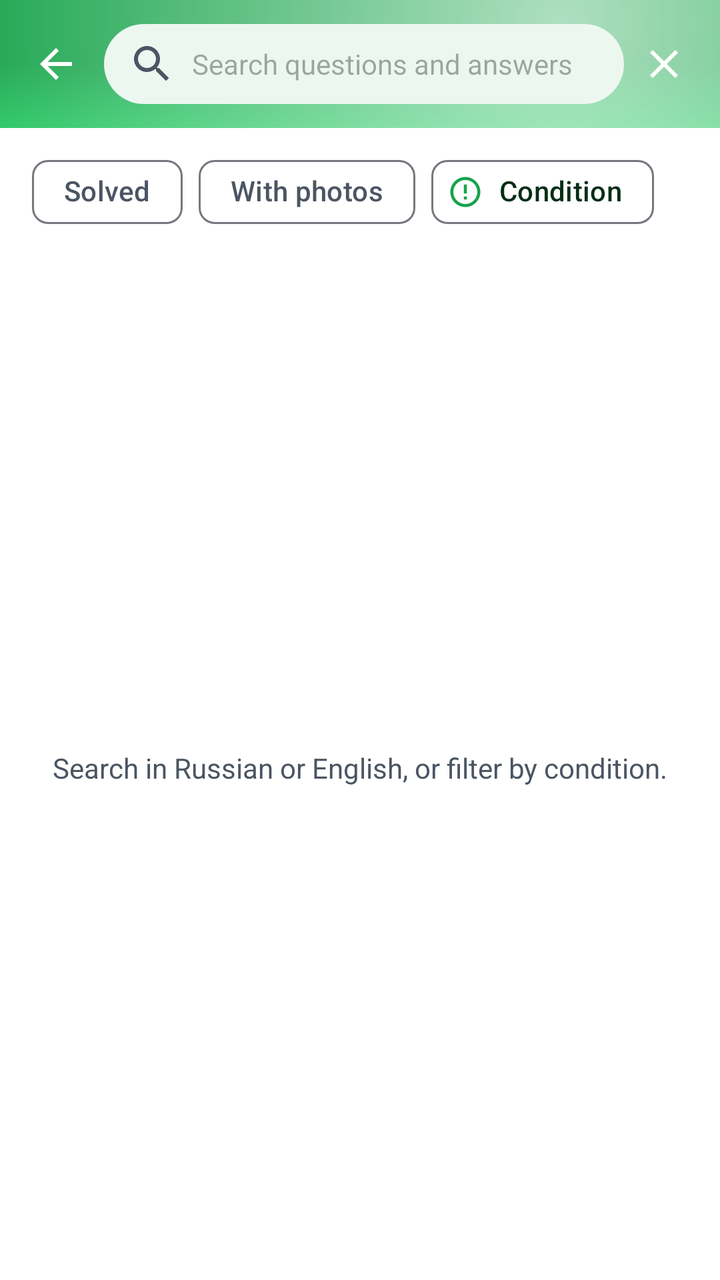
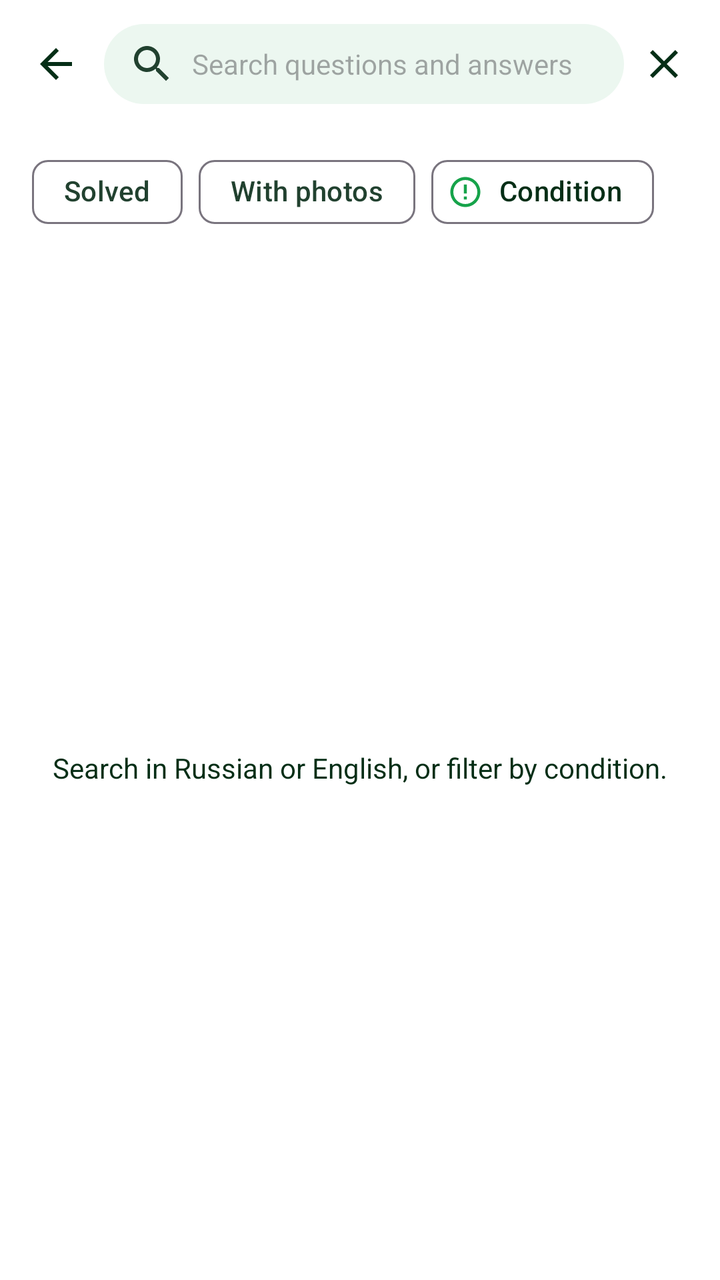

Compare the two renders of this Android layout. The source of the first and the diff that turns it into the second are given below.
<!-- AndroidManifest.xml: application theme Theme.PlantDiseases -->
<!-- res/layout/activity_forum_search.xml -->
<?xml version="1.0" encoding="utf-8"?>
<LinearLayout xmlns:android="http://schemas.android.com/apk/res/android"
    xmlns:app="http://schemas.android.com/apk/res-auto"
    android:layout_width="match_parent"
    android:layout_height="match_parent"
    android:background="@color/background"
    android:orientation="vertical">

    <LinearLayout
        android:id="@+id/search_bar"
        android:layout_width="match_parent"
        android:layout_height="wrap_content"
        android:minHeight="?attr/actionBarSize"
        android:background="@drawable/bg_toolbar_gradient"
        android:gravity="center_vertical"
        android:orientation="horizontal"
        android:paddingHorizontal="@dimen/space_sm">

        <ImageButton
            android:id="@+id/btn_back"
            android:layout_width="40dp"
            android:layout_height="40dp"
            android:background="?attr/selectableItemBackgroundBorderless"
            android:contentDescription="@string/forum_back"
            android:src="@drawable/ic_back"
            app:tint="@color/toolbar_title" />

        <EditText
            android:id="@+id/et_query"
            android:layout_width="0dp"
            android:layout_height="wrap_content"
            android:layout_marginStart="@dimen/space_xs"
            android:layout_weight="1"
            android:background="@drawable/bg_forum_badge"
            android:drawablePadding="@dimen/space_sm"
            android:hint="@string/forum_search_hint"
            android:imeOptions="actionSearch"
            android:importantForAutofill="no"
            android:inputType="text"
            android:maxLength="200"
            android:paddingHorizontal="@dimen/space_md"
            android:paddingVertical="@dimen/space_sm"
            android:singleLine="true"
            android:textSize="@dimen/text_body"
            app:drawableStartCompat="@drawable/ic_search"
            app:drawableTint="@color/on_surface_secondary" />

        <ImageButton
            android:id="@+id/btn_clear"
            android:layout_width="40dp"
            android:layout_height="40dp"
            android:background="?attr/selectableItemBackgroundBorderless"
            android:contentDescription="@string/forum_clear_search"
            android:src="@drawable/ic_close"
            app:tint="@color/toolbar_title" />

    </LinearLayout>

    <HorizontalScrollView
        android:layout_width="match_parent"
        android:layout_height="wrap_content"
        android:scrollbars="none">

        <com.google.android.material.chip.ChipGroup
            android:layout_width="wrap_content"
            android:layout_height="wrap_content"
            android:paddingHorizontal="@dimen/content_gutter"
            android:paddingVertical="@dimen/space_sm"
            app:chipSpacingHorizontal="@dimen/space_sm"
            app:singleLine="true">

            <com.google.android.material.chip.Chip
                android:id="@+id/chip_solved"
                style="@style/Widget.Material3.Chip.Filter"
                android:layout_width="wrap_content"
                android:layout_height="wrap_content"
                android:text="@string/forum_filter_solved"
                app:chipBackgroundColor="@color/chip_bg_color" />

            <com.google.android.material.chip.Chip
                android:id="@+id/chip_photos"
                style="@style/Widget.Material3.Chip.Filter"
                android:layout_width="wrap_content"
                android:layout_height="wrap_content"
                android:text="@string/forum_filter_photos"
                app:chipBackgroundColor="@color/chip_bg_color" />

            <com.google.android.material.chip.Chip
                android:id="@+id/chip_condition"
                style="@style/Widget.Material3.Chip.Assist"
                android:layout_width="wrap_content"
                android:layout_height="wrap_content"
                android:text="@string/forum_filter_condition"
                app:chipIcon="@drawable/ic_disease"
                app:chipIconTint="@color/primary" />

        </com.google.android.material.chip.ChipGroup>

    </HorizontalScrollView>

    <com.google.android.material.card.MaterialCardView
        android:id="@+id/card_scan_search"
        style="@style/App.GlassCard"
        android:layout_width="match_parent"
        android:layout_height="wrap_content"
        android:layout_marginHorizontal="@dimen/space_lg"
        android:layout_marginBottom="@dimen/space_sm"
        android:clickable="true"
        android:focusable="true"
        android:visibility="gone"
        app:cardBackgroundColor="@color/neutral_blue_bg">

        <LinearLayout
            android:layout_width="match_parent"
            android:layout_height="wrap_content"
            android:gravity="center_vertical"
            android:orientation="horizontal">

            <ImageView
                android:layout_width="28dp"
                android:layout_height="28dp"
                android:contentDescription="@null"
                android:src="@drawable/ic_scan"
                app:tint="@color/neutral_blue" />

            <LinearLayout
                android:layout_width="0dp"
                android:layout_height="wrap_content"
                android:layout_marginStart="@dimen/space_md"
                android:layout_weight="1"
                android:orientation="vertical">

                <TextView
                    android:layout_width="match_parent"
                    android:layout_height="wrap_content"
                    android:fontFamily="sans-serif-medium"
                    android:text="@string/forum_search_with_scan"
                    android:textColor="@color/on_surface" />

                <TextView
                    android:id="@+id/tv_scan_search"
                    style="@style/Forum.Meta"
                    android:layout_width="match_parent"
                    android:layout_height="wrap_content" />

            </LinearLayout>

            <ImageView
                android:layout_width="20dp"
                android:layout_height="20dp"
                android:contentDescription="@null"
                android:src="@drawable/ic_chevron_right"
                app:tint="@color/neutral_blue" />

        </LinearLayout>

    </com.google.android.material.card.MaterialCardView>

    <FrameLayout
        android:layout_width="match_parent"
        android:layout_height="0dp"
        android:layout_weight="1">

        <androidx.recyclerview.widget.RecyclerView
            android:id="@+id/rv_results"
            android:layout_width="match_parent"
            android:layout_height="match_parent"
            android:clipToPadding="false"
            android:paddingBottom="@dimen/space_lg" />

        <TextView
            android:id="@+id/tv_empty"
            android:layout_width="match_parent"
            android:layout_height="wrap_content"
            android:layout_gravity="center"
            android:gravity="center"
            android:padding="@dimen/space_xl"
            android:text="@string/forum_search_prompt"
            android:textColor="@color/on_surface_secondary" />

        <com.google.android.material.progressindicator.CircularProgressIndicator
            android:id="@+id/progress"
            android:layout_width="wrap_content"
            android:layout_height="wrap_content"
            android:layout_gravity="center"
            android:indeterminate="true"
            android:visibility="gone" />

    </FrameLayout>

</LinearLayout>
<!-- resources referenced by this layout -->
<resources>
  <color name="on_surface_secondary">#4B5563</color>
  <color name="toolbar_title">#FFFFFF</color>
  <dimen name="space_lg">16dp</dimen>
  <dimen name="space_md">12dp</dimen>
  <dimen name="space_sm">8dp</dimen>
  <dimen name="space_xl">20dp</dimen>
  <dimen name="space_xs">4dp</dimen>
  <dimen name="text_body">14sp</dimen>
  <!-- drawable bg_toolbar_gradient (drawable) -->
  <?xml version="1.0" encoding="utf-8"?>
  <layer-list xmlns:android="http://schemas.android.com/apk/res/android">
      <item>
          <shape android:shape="rectangle">
              <gradient
                  android:type="linear"
                  android:angle="270"
                  android:startColor="@color/toolbar_top"
                  android:centerColor="@color/gradient_mid"
                  android:endColor="@color/toolbar_bottom" />
          </shape>
      </item>
      <item>
          <shape android:shape="rectangle">
              <gradient
                  android:type="radial"
                  android:gradientRadius="320dp"
                  android:centerX="0.78"
                  android:centerY="0.18"
                  android:startColor="@color/glass_white_soft"
                  android:endColor="@android:color/transparent" />
          </shape>
      </item>
  </layer-list>
  <style name="Forum.Meta" parent="">
          <item name="android:textColor">@color/on_surface_secondary</item>
          <item name="android:textSize">@dimen/forum_text_meta</item>
          <item name="android:maxLines">1</item>
          <item name="android:ellipsize">end</item>
      </style>
  <style name="Theme.PlantDiseases" parent="Theme.Material3.DayNight.NoActionBar">
          <item name="colorPrimary">@color/primary</item>
          <item name="colorPrimaryDark">@color/primary_dark</item>
          <item name="colorOnPrimary">@color/on_primary</item>
          <item name="colorPrimaryContainer">@color/primary_light</item>
          <item name="colorOnPrimaryContainer">@color/primary_dark</item>
          <item name="colorSecondary">@color/secondary</item>
          <item name="colorOnSecondary">@color/on_secondary</item>
          <item name="colorSecondaryContainer">@color/primary_light</item>
          <item name="colorOnSecondaryContainer">@color/primary_dark</item>
          <item name="android:colorBackground">@color/background</item>
          
          <item name="android:windowBackground">@color/background</item>
          
          <item name="android:windowAnimationStyle">@style/App.Animation.Navigation</item>
          <item name="colorSurface">@color/surface</item>
          <item name="colorSurfaceVariant">@color/surface_variant</item>
          <item name="colorOnSurface">@color/on_surface</item>
          <item name="colorOnSurfaceVariant">@color/on_surface_secondary</item>
          
          <item name="colorSurfaceContainerLow">@color/surface_container_low</item>
          <item name="colorSurfaceContainer">@color/surface_container</item>
          <item name="colorSurfaceContainerHigh">@color/surface_container_high</item>
          <item name="colorSurfaceContainerHighest">@color/surface_container_highest</item>
          <item name="colorSurfaceContainerLowest">@color/surface_container_lowest</item>
          
          <item name="android:statusBarColor">@android:color/transparent</item>
          <item name="android:windowLightStatusBar">false</item>
          <item name="android:navigationBarColor">@color/background</item>
  
          
          <item name="appBarLayoutStyle">@style/Widget.Material3.AppBarLayout</item>
  
          
          <item name="materialButtonStyle">@style/App.Button.Filled</item>
          <item name="floatingActionButtonStyle">@style/App.FAB</item>
          <item name="extendedFloatingActionButtonStyle">@style/App.FAB.Extended</item>
      </style>
  <color name="toolbar_top">#16A34A</color>
  <color name="gradient_mid">#16A34A</color>
  <color name="toolbar_bottom">#22C55E</color>
  <color name="glass_white_soft">#A6FFFFFF</color>
  <dimen name="radius_lg">22dp</dimen>
  <dimen name="space_2xl">24dp</dimen>
  <!-- unchanged entries left out for length: 42 -->
</resources>

<!-- the commit's change to res/layout/activity_forum_search.xml (unified diff, before → after) -->
@@ -11,7 +11,7 @@
         android:layout_width="match_parent"
         android:layout_height="wrap_content"
         android:minHeight="?attr/actionBarSize"
-        android:background="@drawable/bg_toolbar_gradient"
+        android:background="@color/background"
         android:gravity="center_vertical"
         android:orientation="horizontal"
         android:paddingHorizontal="@dimen/space_sm">
@@ -176,7 +176,7 @@
             android:gravity="center"
             android:padding="@dimen/space_xl"
             android:text="@string/forum_search_prompt"
-            android:textColor="@color/on_surface_secondary" />
+            android:textColor="@color/on_surface" />
 
         <com.google.android.material.progressindicator.CircularProgressIndicator
             android:id="@+id/progress"
<!-- resource entries referenced after the edit -->
@@ -1,40 +1,15 @@
 <!-- resources referenced by this layout -->
 <resources>
-  <color name="on_surface_secondary">#4B5563</color>
-  <color name="toolbar_title">#FFFFFF</color>
+  <color name="on_surface_secondary">#21412F</color>
+  <color name="toolbar_title">@color/on_surface</color>
   <dimen name="space_lg">16dp</dimen>
   <dimen name="space_md">12dp</dimen>
   <dimen name="space_sm">8dp</dimen>
   <dimen name="space_xl">20dp</dimen>
   <dimen name="space_xs">4dp</dimen>
   <dimen name="text_body">14sp</dimen>
-  <!-- drawable bg_toolbar_gradient (drawable) -->
-  <?xml version="1.0" encoding="utf-8"?>
-  <layer-list xmlns:android="http://schemas.android.com/apk/res/android">
-      <item>
-          <shape android:shape="rectangle">
-              <gradient
-                  android:type="linear"
-                  android:angle="270"
-                  android:startColor="@color/toolbar_top"
-                  android:centerColor="@color/gradient_mid"
-                  android:endColor="@color/toolbar_bottom" />
-          </shape>
-      </item>
-      <item>
-          <shape android:shape="rectangle">
-              <gradient
-                  android:type="radial"
-                  android:gradientRadius="320dp"
-                  android:centerX="0.78"
-                  android:centerY="0.18"
-                  android:startColor="@color/glass_white_soft"
-                  android:endColor="@android:color/transparent" />
-          </shape>
-      </item>
-  </layer-list>
   <style name="Forum.Meta" parent="">
-          <item name="android:textColor">@color/on_surface_secondary</item>
+          <item name="android:textColor">@color/on_surface</item>
           <item name="android:textSize">@dimen/forum_text_meta</item>
           <item name="android:maxLines">1</item>
           <item name="android:ellipsize">end</item>
@@ -59,6 +34,8 @@
           <item name="colorOnSurface">@color/on_surface</item>
           <item name="colorOnSurfaceVariant">@color/on_surface_secondary</item>
           
+          <item name="android:textColorSecondary">@color/on_surface_secondary</item>
+          
           <item name="colorSurfaceContainerLow">@color/surface_container_low</item>
           <item name="colorSurfaceContainer">@color/surface_container</item>
           <item name="colorSurfaceContainerHigh">@color/surface_container_high</item>
@@ -66,8 +43,10 @@
           <item name="colorSurfaceContainerLowest">@color/surface_container_lowest</item>
           
           <item name="android:statusBarColor">@android:color/transparent</item>
-          <item name="android:windowLightStatusBar">false</item>
+          
+          <item name="android:windowLightStatusBar">true</item>
           <item name="android:navigationBarColor">@color/background</item>
+          <item name="android:windowLightNavigationBar">true</item>
   
           
           <item name="appBarLayoutStyle">@style/Widget.Material3.AppBarLayout</item>
@@ -77,10 +56,6 @@
           <item name="floatingActionButtonStyle">@style/App.FAB</item>
           <item name="extendedFloatingActionButtonStyle">@style/App.FAB.Extended</item>
       </style>
-  <color name="toolbar_top">#16A34A</color>
-  <color name="gradient_mid">#16A34A</color>
-  <color name="toolbar_bottom">#22C55E</color>
-  <color name="glass_white_soft">#A6FFFFFF</color>
   <dimen name="radius_lg">22dp</dimen>
   <dimen name="space_2xl">24dp</dimen>
   <!-- unchanged entries left out for length: 42 -->
